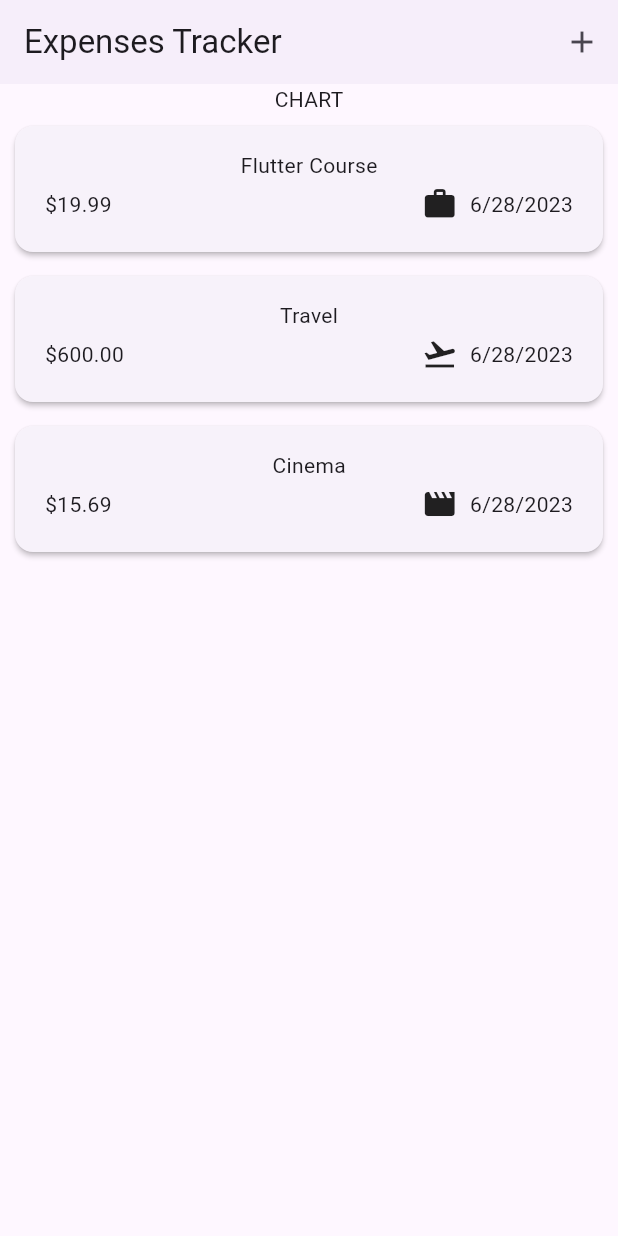
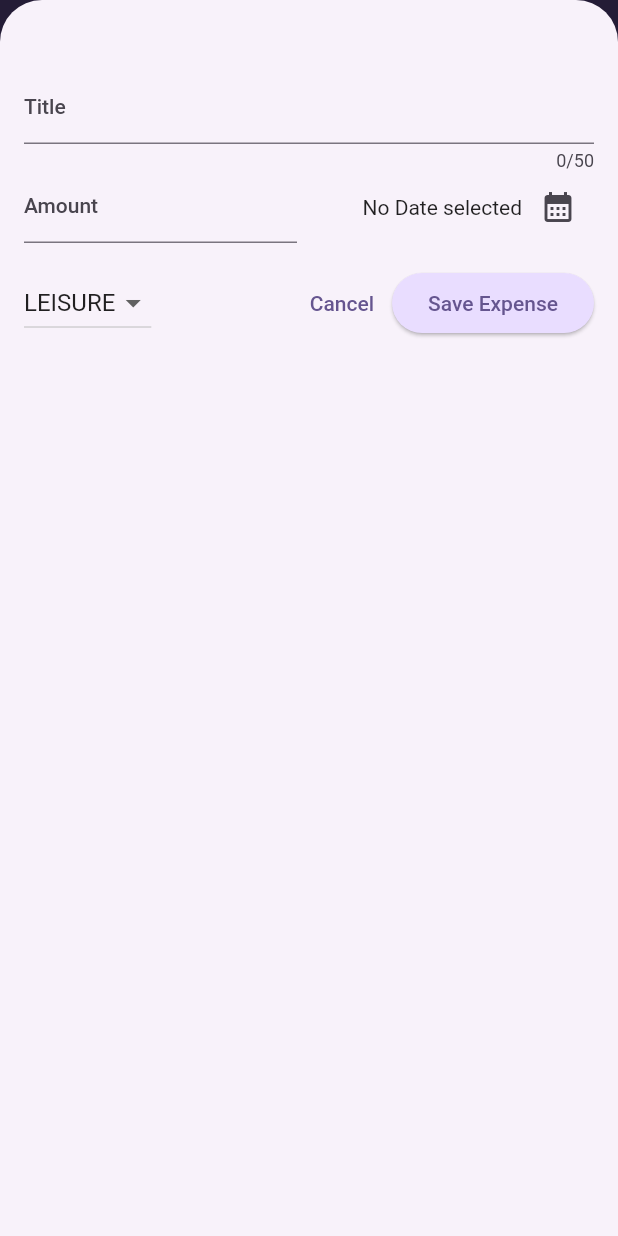
Before and after one commit to hhoury/expenses_tracker, a Flutter app: the screen it shows after launch, after a tap on the "add" icon, on a phone screen of 412 x 824 dp. Run offline on Flutter 3.47's test engine with Material 2 defaults, Android fonts, the phone set to English and light mode, and no system bars.

Commit message:
expenses with chart and themes

```diff
--- /dev/null
+++ b/lib/chart/chart.dart
@@ -0,0 +1,94 @@
+import 'package:expenses_tracker_app/chart/chart_bar.dart';
+import 'package:expenses_tracker_app/models/expense.dart';
+import 'package:flutter/material.dart';
+
+class Chart extends StatelessWidget {
+  const Chart({super.key, required this.expenses});
+
+  final List<Expense> expenses;
+
+  List<ExpenseBucket> get buckets {
+    return [
+      ExpenseBucket.forCategory(expenses, Category.food),
+      ExpenseBucket.forCategory(expenses, Category.leisure),
+      ExpenseBucket.forCategory(expenses, Category.travel),
+      ExpenseBucket.forCategory(expenses, Category.work),
+    ];
+  }
+
+  double get maxTotalExpense {
+    double maxTotalExpense = 0;
+
+    for (final bucket in buckets) {
+      if (bucket.totalExpenses > maxTotalExpense) {
+        maxTotalExpense = bucket.totalExpenses;
+      }
+    }
+
+    return maxTotalExpense;
+  }
+
+  @override
+  Widget build(BuildContext context) {
+    final isDarkMode =
+        MediaQuery.of(context).platformBrightness == Brightness.dark;
+    return Container(
+      margin: const EdgeInsets.all(16),
+      padding: const EdgeInsets.symmetric(
+        vertical: 16,
+        horizontal: 8,
+      ),
+      width: double.infinity,
+      height: 180,
+      decoration: BoxDecoration(
+        borderRadius: BorderRadius.circular(8),
+        gradient: LinearGradient(
+          colors: [
+            Theme.of(context).colorScheme.primary.withOpacity(0.3),
+            Theme.of(context).colorScheme.primary.withOpacity(0.0)
+          ],
+          begin: Alignment.bottomCenter,
+          end: Alignment.topCenter,
+        ),
+      ),
+      child: Column(
+        children: [
+          Expanded(
+            child: Row(
+              crossAxisAlignment: CrossAxisAlignment.end,
+              children: [
+                for (final bucket in buckets) // alternative to map()
+                  ChartBar(
+                    fill: bucket.totalExpenses == 0
+                        ? 0
+                        : bucket.totalExpenses / maxTotalExpense,
+                  )
+              ],
+            ),
+          ),
+          const SizedBox(height: 12),
+          Row(
+            children: buckets
+                .map(
+                  (bucket) => Expanded(
+                    child: Padding(
+                      padding: const EdgeInsets.symmetric(horizontal: 4),
+                      child: Icon(
+                        categoryIcons[bucket.category],
+                        color: isDarkMode
+                            ? Theme.of(context).colorScheme.secondary
+                            : Theme.of(context)
+                                .colorScheme
+                                .primary
+                                .withOpacity(0.7),
+                      ),
+                    ),
+                  ),
+                )
+                .toList(),
+          )
+        ],
+      ),
+    );
+  }
+}
--- /dev/null
+++ b/lib/chart/chart_bar.dart
@@ -0,0 +1,34 @@
+import 'package:flutter/material.dart';
+
+class ChartBar extends StatelessWidget {
+  const ChartBar({
+    super.key,
+    required this.fill,
+  });
+
+  final double fill;
+
+  @override
+  Widget build(BuildContext context) {
+    final isDarkMode =
+        MediaQuery.of(context).platformBrightness == Brightness.dark;
+    return Expanded(
+      child: Padding(
+        padding: const EdgeInsets.symmetric(horizontal: 4),
+        child: FractionallySizedBox(
+          heightFactor: fill,
+          child: DecoratedBox(
+            decoration: BoxDecoration(
+              shape: BoxShape.rectangle,
+              borderRadius:
+                  const BorderRadius.vertical(top: Radius.circular(8)),
+              color: isDarkMode
+                  ? Theme.of(context).colorScheme.secondary
+                  : Theme.of(context).colorScheme.primary.withOpacity(0.65),
+            ),
+          ),
+        ),
+      ),
+    );
+  }
+}
--- a/lib/expenses.dart
+++ b/lib/expenses.dart
@@ -1,6 +1,8 @@
+import 'package:expenses_tracker_app/chart/chart.dart';
 import 'package:expenses_tracker_app/widgets/expenses_list.dart';
+import 'package:expenses_tracker_app/widgets/new_expense.dart';
 import 'package:flutter/material.dart';
-import 'package:expenses_tracker_app/models/expenses.dart';
+import 'package:expenses_tracker_app/models/expense.dart';
 
 class Expenses extends StatefulWidget {
   const Expenses({super.key});
@@ -28,14 +30,57 @@ class _ExpensesState extends State<Expenses> {
         category: Category.leisure),
   ];
 
+  void _openAddExpenseOverlay() {
+    showModalBottomSheet(
+        isScrollControlled: true,
+        context: context,
+        builder: (ctx) {
+          return NewExpense(_addNewExpense);
+        });
+  }
+
+  void _addNewExpense(Expense expense) {
+    setState(() {
+      _registeredExpenses.add(expense);
+    });
+  }
+
+  void _removeExpense(Expense expense) {
+    final expenseIndex = _registeredExpenses.indexOf(expense);
+    setState(() {
+      _registeredExpenses.remove(expense);
+    });
+    ScaffoldMessenger.of(context).clearSnackBars();
+    ScaffoldMessenger.of(context).showSnackBar(
+      SnackBar(
+        duration: const Duration(seconds: 3),
+        content: const Text('Expense Deleted'),
+        action: SnackBarAction(
+            label: 'Undo',
+            onPressed: () {
+              setState(() {
+                _registeredExpenses.insert(expenseIndex, expense);
+              });
+            }),
+      ),
+    );
+  }
+
   @override
   Widget build(BuildContext context) {
+    Widget mainContent = const Center(child: Text('No Expenses Found!'));
+    if (_registeredExpenses.isNotEmpty) {
+      mainContent = ExpensesList(
+        expenses: _registeredExpenses,
+        onRemoveExpense: _removeExpense,
+      );
+    }
     return Scaffold(
       appBar: AppBar(
         elevation: 1,
         actions: [
           IconButton(
-            onPressed: () {},
+            onPressed: _openAddExpenseOverlay,
             icon: const Icon(Icons.add),
           ),
         ],
@@ -43,10 +88,8 @@ class _ExpensesState extends State<Expenses> {
       ),
       body: Column(
         children: [
-          const Text('CHART'),
-          Expanded(
-            child: ExpensesList(expenses: _registeredExpenses),
-          ),
+          Chart(expenses: _registeredExpenses),
+          Expanded(child: mainContent),
         ],
       ),
     );
--- a/lib/main.dart
+++ b/lib/main.dart
@@ -4,6 +4,13 @@ import 'package:flutter/material.dart';
 void main() {
   runApp(const MyApp());
 }
+
+var kColorScheme =
+    ColorScheme.fromSeed(seedColor: const Color.fromARGB(255, 96, 59, 181));
+
+var kDarkColorScheme = ColorScheme.fromSeed(
+    seedColor: const Color.fromARGB(255, 5, 99, 125),
+    brightness: Brightness.dark);
 
 class MyApp extends StatelessWidget {
   const MyApp({super.key});
@@ -12,7 +19,44 @@ class MyApp extends StatelessWidget {
   @override
   Widget build(BuildContext context) {
     return MaterialApp(
-      theme: ThemeData(useMaterial3: true),
+      darkTheme: ThemeData.dark(
+        useMaterial3: true,
+      ).copyWith(
+        colorScheme: kDarkColorScheme,
+        cardTheme: const CardTheme().copyWith(
+          color: kDarkColorScheme.secondaryContainer,
+          margin: const EdgeInsets.symmetric(horizontal: 16, vertical: 8),
+        ),
+        elevatedButtonTheme: ElevatedButtonThemeData(
+          style: ElevatedButton.styleFrom(
+              foregroundColor: kDarkColorScheme.onPrimaryContainer,
+              backgroundColor: kDarkColorScheme.primaryContainer),
+        ),
+      ),
+      theme: ThemeData().copyWith(
+        useMaterial3: true,
+        colorScheme: kColorScheme,
+        appBarTheme: const AppBarTheme().copyWith(
+          backgroundColor: kColorScheme.onPrimaryContainer,
+          foregroundColor: kColorScheme.primaryContainer,
+        ),
+        cardTheme: const CardTheme().copyWith(
+          color: kColorScheme.secondaryContainer,
+          margin: const EdgeInsets.symmetric(horizontal: 16, vertical: 8),
+        ),
+        elevatedButtonTheme: ElevatedButtonThemeData(
+          style: ElevatedButton.styleFrom(
+              backgroundColor: kColorScheme.primaryContainer),
+        ),
+        textTheme: ThemeData().textTheme.copyWith(
+              titleLarge: TextStyle(
+                fontWeight: FontWeight.bold,
+                color: kColorScheme.onSecondaryContainer,
+                fontSize: 16,
+              ),
+            ),
+      ),
+      // themeMode: ThemeMode.system, // default
       debugShowCheckedModeBanner: false,
       home: const Expenses(),
     );
--- a/lib/models/expenses.dart
+++ b/lib/models/expense.dart
@@ -34,3 +34,20 @@ class Expense {
     return formatter.format(date);
   }
 }
+
+class ExpenseBucket {
+  const ExpenseBucket({required this.category, required this.expenses});
+  ExpenseBucket.forCategory(List<Expense> allExpenses, this.category)
+      : expenses = allExpenses
+            .where((expense) => expense.category == category)
+            .toList();
+  final Category category;
+  final List<Expense> expenses;
+  double get totalExpenses {
+    double sum = 0;
+    for (var expense in expenses) {
+      sum += expense.amount;
+    }
+    return sum;
+  }
+}
--- a/lib/widgets/expenses_list.dart
+++ b/lib/widgets/expenses_list.dart
@@ -1,16 +1,29 @@
-import 'package:expenses_tracker_app/models/expenses.dart';
+import 'package:expenses_tracker_app/models/expense.dart';
 import 'package:expenses_tracker_app/widgets/expenses_list/expense_item.dart';
 import 'package:flutter/material.dart';
 
 class ExpensesList extends StatelessWidget {
-  const ExpensesList({super.key, required this.expenses});
+  const ExpensesList(
+      {super.key, required this.expenses, required this.onRemoveExpense});
   final List<Expense> expenses;
+  final void Function(Expense expense) onRemoveExpense;
 
   @override
   Widget build(BuildContext context) {
     return ListView.builder(
       itemCount: expenses.length,
-      itemBuilder: (context, index) => ExpenseItem(expenses[index]),
+      itemBuilder: (context, index) => Dismissible(
+        background: Container(
+          margin: EdgeInsets.symmetric(
+              horizontal: Theme.of(context).cardTheme.margin!.horizontal),
+          color: Theme.of(context).colorScheme.error.withOpacity(0.75),
+        ),
+        onDismissed: (direction) {
+          onRemoveExpense(expenses[index]);
+        },
+        key: ValueKey(expenses[index]),
+        child: ExpenseItem(expenses[index]),
+      ),
     );
   }
 }
--- a/lib/widgets/expenses_list/expense_item.dart
+++ b/lib/widgets/expenses_list/expense_item.dart
@@ -1,4 +1,4 @@
-import 'package:expenses_tracker_app/models/expenses.dart';
+import 'package:expenses_tracker_app/models/expense.dart';
 import 'package:flutter/material.dart';
 
 class ExpenseItem extends StatelessWidget {
@@ -8,13 +8,16 @@ class ExpenseItem extends StatelessWidget {
   @override
   Widget build(BuildContext context) {
     return Card(
-      margin: const EdgeInsets.symmetric(horizontal: 10, vertical: 8),
       elevation: 1.5,
       child: Padding(
         padding: const EdgeInsets.symmetric(horizontal: 20, vertical: 16),
         child: Column(
+          crossAxisAlignment: CrossAxisAlignment.start,
           children: [
-            Text(expense.title),
+            Text(
+              expense.title,
+              style: Theme.of(context).textTheme.titleLarge,
+            ),
             const SizedBox(
               height: 4,
             ),
--- /dev/null
+++ b/lib/widgets/new_expense.dart
@@ -0,0 +1,154 @@
+import 'package:expenses_tracker_app/models/expense.dart';
+import 'package:flutter/material.dart';
+
+class NewExpense extends StatefulWidget {
+  const NewExpense(this.onAddExpense, {super.key});
+  final void Function(Expense expense) onAddExpense;
+
+  @override
+  State<NewExpense> createState() => _NewExpenseState();
+}
+
+class _NewExpenseState extends State<NewExpense> {
+  final _titleController = TextEditingController();
+  final _amountController = TextEditingController();
+  DateTime? _selectedDate;
+  Category _selectedCategory = Category.leisure;
+
+  void _presentDatePicker() async {
+    final now = DateTime.now();
+    final firstDate = DateTime(now.year - 1, now.month, 1);
+    final pickedDate = await showDatePicker(
+        context: context,
+        initialDate: now,
+        firstDate: firstDate,
+        lastDate: now);
+    setState(() {
+      _selectedDate = pickedDate;
+    });
+  }
+
+  @override
+  void dispose() {
+    _amountController.dispose();
+    _titleController.dispose();
+    super.dispose();
+  }
+
+  void _submitExpenseData() {
+    final enteredAmount = double.tryParse(_amountController.text);
+    final amountIsInvalid = enteredAmount == null || enteredAmount <= 0;
+    if (_titleController.text.trim().isEmpty ||
+        amountIsInvalid ||
+        _selectedDate == null) {
+      showDialog(
+          context: context,
+          builder: (ctx) => AlertDialog(
+                title: const Text('Invalid Input!'),
+                content: const Text(
+                    'Please make sure a valid title,amount,date,and category was entered'),
+                actions: [
+                  TextButton(
+                      onPressed: () => Navigator.pop(ctx),
+                      child: const Text('Okay'))
+                ],
+              ));
+      return;
+    } else {
+      widget.onAddExpense(Expense(
+          title: _titleController.text.trim(),
+          amount: enteredAmount,
+          date: _selectedDate!,
+          category: _selectedCategory));
+      Navigator.pop(context);
+    }
+  }
+
+  @override
+  Widget build(BuildContext context) {
+    return Padding(
+      padding: const EdgeInsets.fromLTRB(16, 48, 16, 16),
+      child: Column(
+        children: [
+          TextField(
+            maxLength: 50,
+            decoration: const InputDecoration(label: Text('Title')),
+            controller: _titleController,
+          ),
+          Row(
+            children: [
+              Expanded(
+                child: TextField(
+                  keyboardType: TextInputType.number,
+                  decoration: const InputDecoration(
+                    label: Text('Amount'),
+                    prefixText: '\$',
+                  ),
+                  controller: _amountController,
+                ),
+              ),
+              const SizedBox(
+                width: 16,
+              ),
+              Expanded(
+                child: Row(
+                  mainAxisAlignment: MainAxisAlignment.end,
+                  crossAxisAlignment: CrossAxisAlignment.center,
+                  children: [
+                    Text(
+                      _selectedDate == null
+                          ? 'No Date selected'
+                          : formatter.format(_selectedDate!),
+                    ),
+                    IconButton(
+                      onPressed: _presentDatePicker,
+                      icon: const Icon(Icons.calendar_month),
+                    )
+                  ],
+                ),
+              )
+            ],
+          ),
+          const SizedBox(
+            height: 16,
+          ),
+          Row(
+            children: [
+              DropdownButton(
+                  value: _selectedCategory,
+                  items: Category.values
+                      .map(
+                        (category) => DropdownMenuItem(
+                          value: category,
+                          child: Text(
+                            category.name.toUpperCase(),
+                          ),
+                        ),
+                      )
+                      .toList(),
+                  onChanged: (value) {
+                    setState(() {
+                      if (value == null) return;
+                      setState(() {
+                        _selectedCategory = value;
+                      });
+                    });
+                  }),
+              const Spacer(),
+              TextButton(
+                onPressed: () {
+                  Navigator.pop(context);
+                },
+                child: const Text('Cancel'),
+              ),
+              ElevatedButton(
+                onPressed: _submitExpenseData,
+                child: const Text('Save Expense'),
+              ),
+            ],
+          ),
+        ],
+      ),
+    );
+  }
+}
```
